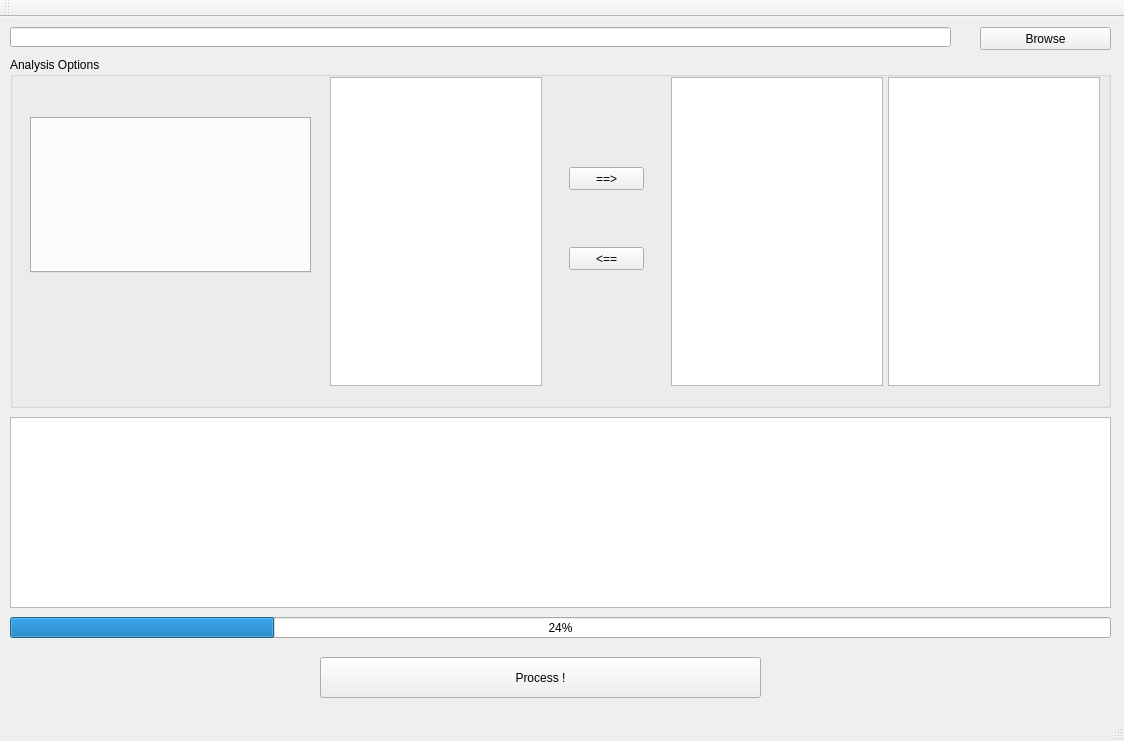
Qt form LocaGUI/locagui.ui (CRNL-Eduwell/Localizer) before a commit.
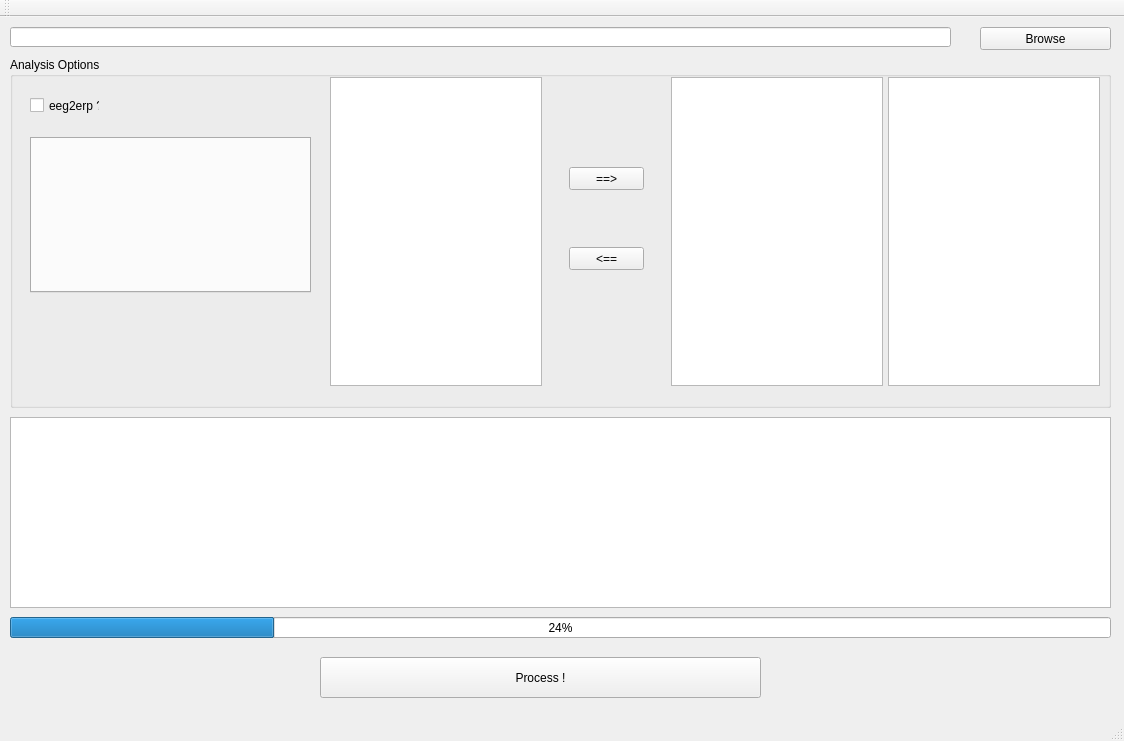
The same form after that commit.

```diff
--- a/LocaGUI/locagui.ui
+++ b/LocaGUI/locagui.ui
@@ -42,7 +42,7 @@
      <property name="geometry">
       <rect>
        <x>20</x>
-       <y>60</y>
+       <y>80</y>
        <width>281</width>
        <height>156</height>
       </rect>
@@ -137,6 +137,19 @@
       <bool>false</bool>
      </property>
     </widget>
+    <widget class="QCheckBox" name="ERPcheckBox">
+     <property name="geometry">
+      <rect>
+       <x>20</x>
+       <y>40</y>
+       <width>70</width>
+       <height>17</height>
+      </rect>
+     </property>
+     <property name="text">
+      <string>eeg2erp ?</string>
+     </property>
+    </widget>
    </widget>
    <widget class="QPushButton" name="processButton">
     <property name="geometry">
```
